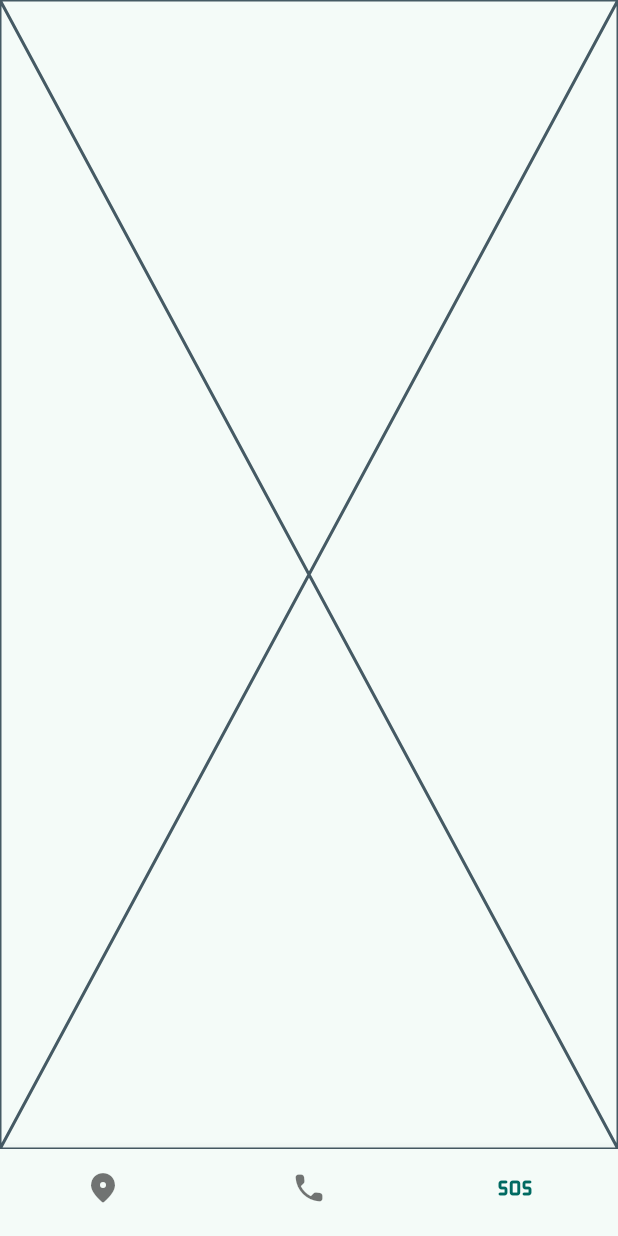
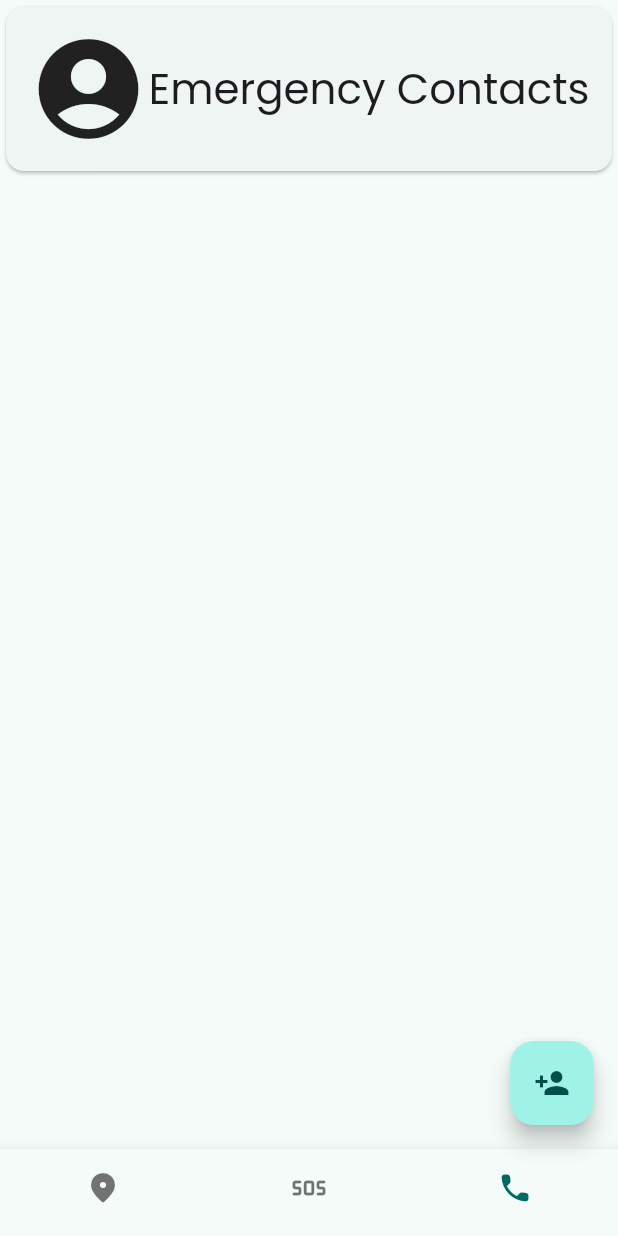
Before and after one commit to assanbayg/qolshatyr_mobile, a Flutter app: the screen it shows after launch, item 3 of the bottom bar chosen, on a phone screen of 412 x 824 dp. Run offline on Flutter 3.47's test engine with Material 3 defaults, Android fonts, the phone set to English and light mode, and no system bars; our stand-ins replace flutter_native_contact_picker, flutter_riverpod, google_fonts, google_maps_flutter, location; missing offline and left inert: a package.

Commit message:
Manage contact list state with riverpod

```diff
--- a/lib/main.dart
+++ b/lib/main.dart
@@ -1,8 +1,8 @@
 import 'package:flutter/material.dart';
-
+import 'package:flutter_riverpod/flutter_riverpod.dart';
 import 'package:qolshatyr_mobile/src/app.dart';
 
 void main() {
   WidgetsFlutterBinding.ensureInitialized();
-  runApp(const QolshatyrApp());
+  runApp(const ProviderScope(child: QolshatyrApp()));
 }
--- /dev/null
+++ b/lib/src/models/contact.dart
@@ -0,0 +1,6 @@
+class Contact {
+  final String name;
+  final String phoneNumber;
+
+  Contact(this.name, this.phoneNumber);
+}
--- a/lib/src/presentation/screens/contacts.dart
+++ b/lib/src/presentation/screens/contacts.dart
@@ -1,43 +1,43 @@
 import 'package:flutter/material.dart';
-import 'package:flutter_native_contact_picker/flutter_native_contact_picker.dart';
+import 'package:flutter_riverpod/flutter_riverpod.dart';
 
-class ContactsScreen extends StatefulWidget {
+import 'package:qolshatyr_mobile/src/providers/contact_provider.dart';
+import 'package:qolshatyr_mobile/src/presentation/widgets/contact_card.dart';
+
+// these are emergency contacts
+class ContactsScreen extends ConsumerWidget {
   const ContactsScreen({super.key});
 
   @override
-  State<ContactsScreen> createState() => _ContactsScreenState();
-}
+  Widget build(BuildContext context, WidgetRef ref) {
+    final contacts = ref.watch(contactListProvider);
 
-class _ContactsScreenState extends State<ContactsScreen> {
-  final FlutterContactPicker _contactPicker = FlutterContactPicker();
-  List<Contact>? _contacts;
-
-  @override
-  void initState() {
-    super.initState();
-  }
-
-  @override
-  Widget build(BuildContext context) {
-    return Center(
-      child: Column(
-        mainAxisSize: MainAxisSize.min,
-        children: <Widget>[
-          ElevatedButton(
-            child: Text("Single"),
-            onPressed: () async {
-              Contact? contact = await _contactPicker.selectContact();
-              setState(() {
-                _contacts = [...?_contacts, contact!];
-              });
-            },
+    return Column(
+      mainAxisSize: MainAxisSize.min,
+      children: [
+        Card(
+          child: Padding(
+            padding: const EdgeInsets.all(15),
+            child: Row(
+              mainAxisAlignment: MainAxisAlignment.spaceAround,
+              children: [
+                const Icon(Icons.account_circle_rounded, size: 80),
+                Expanded(
+                  child: Text(
+                    'Emergency Contacts',
+                    textAlign: TextAlign.center,
+                    style: Theme.of(context).textTheme.headlineMedium,
+                  ),
+                ),
+              ],
+            ),
           ),
-          if (_contacts != null)
-            ..._contacts!.map(
-              (e) => Text(e.toString()),
-            )
-        ],
-      ),
+        ),
+        if (contacts.isNotEmpty)
+          ...contacts.map(
+            (contact) => ContactCard(contact: contact),
+          ),
+      ],
     );
   }
 }
--- a/lib/src/presentation/screens/navigation.dart
+++ b/lib/src/presentation/screens/navigation.dart
@@ -1,6 +1,7 @@
 import 'package:flutter/material.dart';
 import 'package:qolshatyr_mobile/src/presentation/screens/contacts.dart';
 import 'package:qolshatyr_mobile/src/presentation/screens/map.dart';
+import 'package:qolshatyr_mobile/src/presentation/widgets/contact_floating_action_button.dart';
 
 class NavigationScreen extends StatefulWidget {
   static const routeName = '/';
@@ -14,8 +15,8 @@ class NavigationScreen extends StatefulWidget {
 class _NavigationScreenState extends State<NavigationScreen> {
   final List<Widget> _screens = const [
     MapScreen(),
+    Placeholder(),
     ContactsScreen(),
-    Placeholder(), // ToDo: clarify about SOS Screen
   ];
 
   final List<BottomNavigationBarItem> _items = const [
@@ -24,12 +25,12 @@ class _NavigationScreenState extends State<NavigationScreen> {
       label: 'Location',
     ),
     BottomNavigationBarItem(
+      icon: Icon(Icons.sos_rounded),
+      label: 'SOS',
+    ),
+    BottomNavigationBarItem(
       icon: Icon(Icons.call_rounded),
       label: 'Emergy Contacts',
-    ),
-    BottomNavigationBarItem(
-      icon: Icon(Icons.sos_rounded),
-      label: 'SOS',
     ),
   ];
 
@@ -48,6 +49,8 @@ class _NavigationScreenState extends State<NavigationScreen> {
           _selectedIndex = value;
         }),
       ),
+      floatingActionButton:
+          _selectedIndex == 2 ? const ContactFloatingActionButton() : null,
     );
   }
 }
--- /dev/null
+++ b/lib/src/presentation/widgets/contact_floating_action_button.dart
@@ -0,0 +1,31 @@
+import 'package:flutter/material.dart';
+import 'package:flutter_native_contact_picker/flutter_native_contact_picker.dart';
+import 'package:flutter_riverpod/flutter_riverpod.dart';
+import 'package:qolshatyr_mobile/src/models/contact.dart' as contact_model;
+import 'package:qolshatyr_mobile/src/providers/contact_provider.dart';
+
+class ContactFloatingActionButton extends ConsumerWidget {
+  const ContactFloatingActionButton({super.key});
+
+  @override
+  Widget build(BuildContext context, WidgetRef ref) {
+    final FlutterContactPicker contactPicker = FlutterContactPicker();
+
+    void pickContact() async {
+      final Contact? contact = await contactPicker.selectContact();
+      if (contact != null) {
+        ref.read(contactListProvider.notifier).addContact(
+              contact_model.Contact(
+                contact.fullName!,
+                contact.phoneNumbers![0],
+              ),
+            );
+      }
+    }
+
+    return FloatingActionButton(
+      onPressed: pickContact,
+      child: const Icon(Icons.person_add),
+    );
+  }
+}
--- /dev/null
+++ b/lib/src/providers/contact_provider.dart
@@ -0,0 +1,15 @@
+import 'package:flutter_riverpod/flutter_riverpod.dart';
+import 'package:qolshatyr_mobile/src/models/contact.dart';
+
+final contactListProvider =
+    StateNotifierProvider<ContactNotifier, List<Contact>>(
+  (ref) => ContactNotifier(),
+);
+
+class ContactNotifier extends StateNotifier<List<Contact>> {
+  ContactNotifier() : super([]);
+
+  void addContact(Contact newContact) {
+    state = [...state, newContact];
+  }
+}
--- /dev/null
+++ b/lib/src/services/contact_service.dart
@@ -0,0 +1,10 @@
+import 'package:flutter_native_contact_picker/flutter_native_contact_picker.dart';
+
+class ContactService {
+  List<Contact> addContact(Contact? contact, List<Contact>? contacts) {
+    if (contact != null) {
+      return [...?contacts, contact];
+    }
+    return contacts ?? [];
+  }
+}
--- a/pubspec.yaml
+++ b/pubspec.yaml
@@ -40,8 +40,8 @@ dependencies:
   flutter_polyline_points: ^2.0.0
   phone_number: ^2.1.0
   permission_handler: ^11.3.1
-  fast_contacts: ^3.1.3
   flutter_native_contact_picker: ^0.0.6
+  flutter_riverpod: ^2.5.1
 
 dev_dependencies:
   flutter_test:
```
Also changed, not shown: lib/src/presentation/widgets/contact_card.dart (+39 -11 lines), lib/src/services/contact.dart (deleted, +0 -31 lines), 3 other files.
